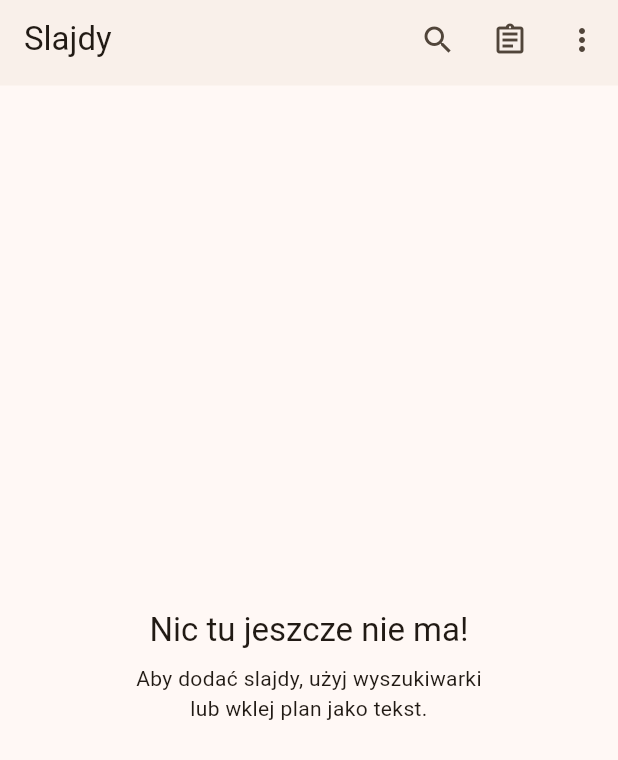
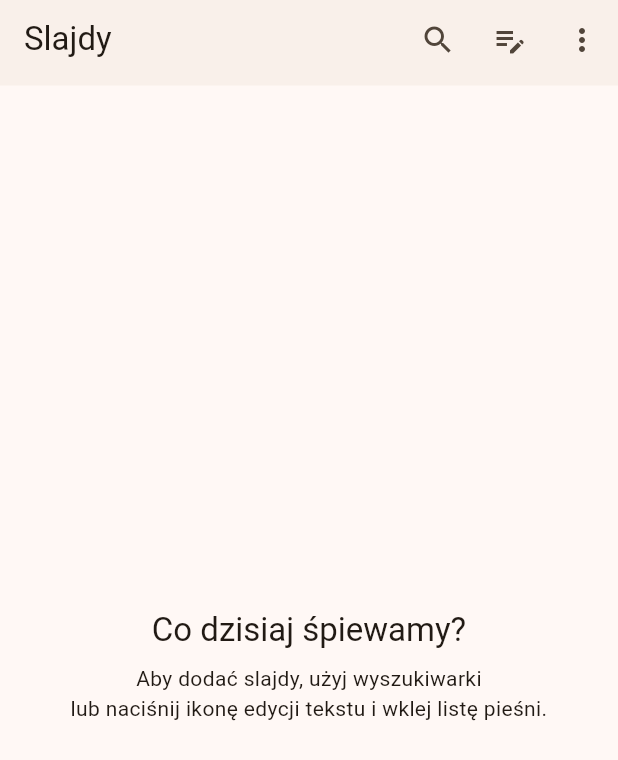
Before and after one commit to hejmsdz/slidesui, a Flutter app: the screen it shows after launch, on a phone screen of 412 x 824 dp. Shown: the top 760 px of the screen. Run offline on Flutter 3.47's test engine with Material 3 defaults, Android fonts, the phone set to English and light mode, and no system bars; our stand-ins replace flutter_settings_screens, flutter_slidable, package_info_plus, share_plus, shared_preferences; missing offline and left inert: background_downloader, cast, external_display, pdfx; network calls fail.

Commit message:
ux improvements for text edit feature

```diff
--- a/lib/main.dart
+++ b/lib/main.dart
@@ -332,7 +332,7 @@ class _MyHomePageState extends State<MyHomePage> {
             },
           ),
           IconButton(
-            icon: const Icon(Icons.assignment_outlined),
+            icon: const Icon(Icons.edit_note),
             tooltip: strings['editAsText']!,
             onPressed: () {
               Navigator.push(
--- a/lib/strings.dart
+++ b/lib/strings.dart
@@ -16,9 +16,9 @@ const strings = {
   'remove': 'Usuń',
   'edit': 'Edytuj',
   'verseOrder': 'Zwrotki',
-  'emptyTitle': 'Nic tu jeszcze nie ma!',
+  'emptyTitle': 'Co dzisiaj śpiewamy?',
   'emptyDescription':
-      'Aby dodać slajdy, użyj wyszukiwarki\nlub wklej plan jako tekst.',
+      'Aby dodać slajdy, użyj wyszukiwarki\nlub naciśnij ikonę edycji tekstu i wklej listę pieśni.',
   'searchSongs': 'Wyszukaj pieśni',
   'editAsText': 'Edytuj jako tekst',
   'menu': 'Pokaż menu',
```
Also changed, not shown: lib/textedit.dart (+11 -8 lines).
